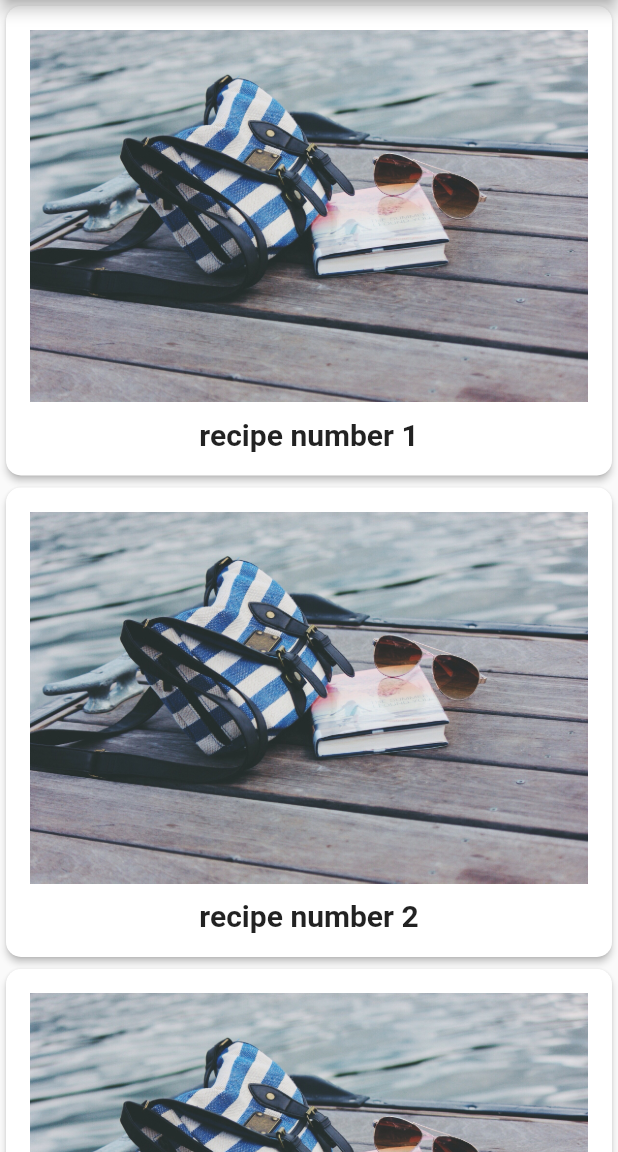
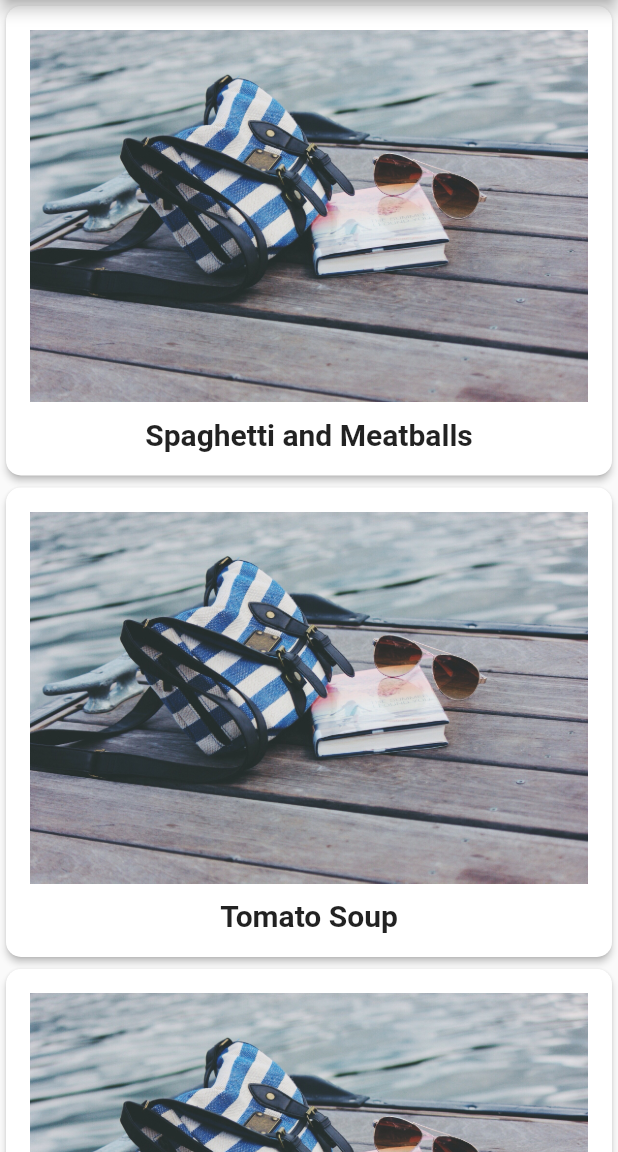
Before and after one commit to Zephyras/recipes, a Flutter app: the screen it shows after launch, on a phone screen of 412 x 824 dp, the part 84-1236 px from its top. Run offline on Flutter 3.47's test engine with Material 2 defaults, Android fonts, the phone set to English and light mode, and no system bars; Roboto replaces fonts that are missing (PalatinoBold).

Commit message:
clone cording basic app done

```diff
--- a/lib/main.dart
+++ b/lib/main.dart
@@ -36,18 +36,6 @@ class MyHomePage extends StatelessWidget {
 
   //Recipe recipe = Recipe('recipe label', 'image pathURL');
 
-  List<Recipe> recipes = <Recipe>[
-    Recipe('recipe number 1', 'assets/bagandbook.jpeg'),
-    Recipe('recipe number 2', 'assets/bagandbook.jpeg'),
-    Recipe('recipe number 3', 'assets/bagandbook.jpeg'),
-    Recipe('recipe number 4', 'assets/bagandbook.jpeg'),
-    Recipe('recipe number 5', 'assets/bagandbook.jpeg'),
-    Recipe('recipe number 6', 'assets/bagandbook.jpeg'),
-    Recipe('recipe number 7', 'assets/bagandbook.jpeg'),
-    Recipe('recipe number 8', 'assets/bagandbook.jpeg'),
-    Recipe('recipe number 9', 'assets/bagandbook.jpeg'),
-  ];
-
   @override
   Widget build(BuildContext context) {
     return Scaffold(
@@ -61,7 +49,7 @@ class MyHomePage extends StatelessWidget {
                 Navigator.of(context)
                     .push(MaterialPageRoute(builder: (context) {
                   //TODO 디테일페이지 전환
-                  return RecipeDetail();
+                  return RecipeDetail(recipe: recipes[index]);
                 }));
               },
               child: buildRecipedCard(recipes[index]));
@@ -79,12 +67,12 @@ class MyHomePage extends StatelessWidget {
         padding: const EdgeInsets.all(16.0),
         child: Column(
           children: [
-            Image.asset(recipe.imageUrl!),
+            Image.asset(recipe.imageUrl),
             const SizedBox(
               height: 10,
             ),
             Text(
-              recipe.label!,
+              recipe.label,
               style: TextStyle(
                   fontSize: 20.0,
                   fontWeight: FontWeight.w700,
--- a/lib/recipe.dart
+++ b/lib/recipe.dart
@@ -1,6 +1,140 @@
 class Recipe {
-  String? label;
-  String? imageUrl;
+  String label;
+  String imageUrl;
+  int serving;
+  List<Ingredient> ingredients;
+  Recipe(this.label, this.imageUrl, this.serving, this.ingredients);
+}
 
-  Recipe(this.label, this.imageUrl);
+class Ingredient {
+  String name;
+  String measure;
+  double quantity;
+
+  Ingredient(this.quantity, this.measure, this.name);
 }
+
+List<Recipe> recipes = [
+  Recipe(
+    'Spaghetti and Meatballs',
+    'assets/bagandbook.jpeg',
+    4,
+    [
+      Ingredient(
+        1,
+        'box',
+        'Spaghetti',
+      ),
+      Ingredient(
+        4,
+        '',
+        'Frozen Meatballs',
+      ),
+      Ingredient(
+        0.5,
+        'jar',
+        'sauce',
+      ),
+    ],
+  ),
+  Recipe(
+    'Tomato Soup',
+    'assets/bagandbook.jpeg',
+    2,
+    [
+      Ingredient(
+        1,
+        'can',
+        'Tomato Soup',
+      ),
+    ],
+  ),
+  Recipe(
+    'Grilled Cheese',
+    'assets/bagandbook.jpeg',
+    1,
+    [
+      Ingredient(
+        2,
+        'slices',
+        'Cheese',
+      ),
+      Ingredient(
+        2,
+        'slices',
+        'Bread',
+      ),
+    ],
+  ),
+  Recipe(
+    'Chocolate Chip Cookies',
+    'assets/bagandbook.jpeg',
+    24,
+    [
+      Ingredient(
+        4,
+        'cups',
+        'flour',
+      ),
+      Ingredient(
+        2,
+        'cups',
+        'sugar',
+      ),
+      Ingredient(
+        0.5,
+        'cups',
+        'chocolate chips',
+      ),
+    ],
+  ),
+  Recipe(
+    'Taco Salad',
+    'assets/bagandbook.jpeg',
+    1,
+    [
+      Ingredient(
+        4,
+        'oz',
+        'nachos',
+      ),
+      Ingredient(
+        3,
+        'oz',
+        'taco meat',
+      ),
+      Ingredient(
+        0.5,
+        'cup',
+        'cheese',
+      ),
+      Ingredient(
+        0.25,
+        'cup',
+        'chopped tomatoes',
+      ),
+    ],
+  ),
+  Recipe(
+    'Hawaiian Pizza',
+    'assets/bagandbook.jpeg',
+    4,
+    [
+      Ingredient(
+        1,
+        'item',
+        'pizza',
+      ),
+      Ingredient(
+        1,
+        'cup',
+        'pineapple',
+      ),
+      Ingredient(
+        8,
+        'oz',
+        'ham',
+      ),
+    ],
+  ),
+];
```
Also changed, not shown: lib/recipe_detail.dart (+64 -4 lines).
